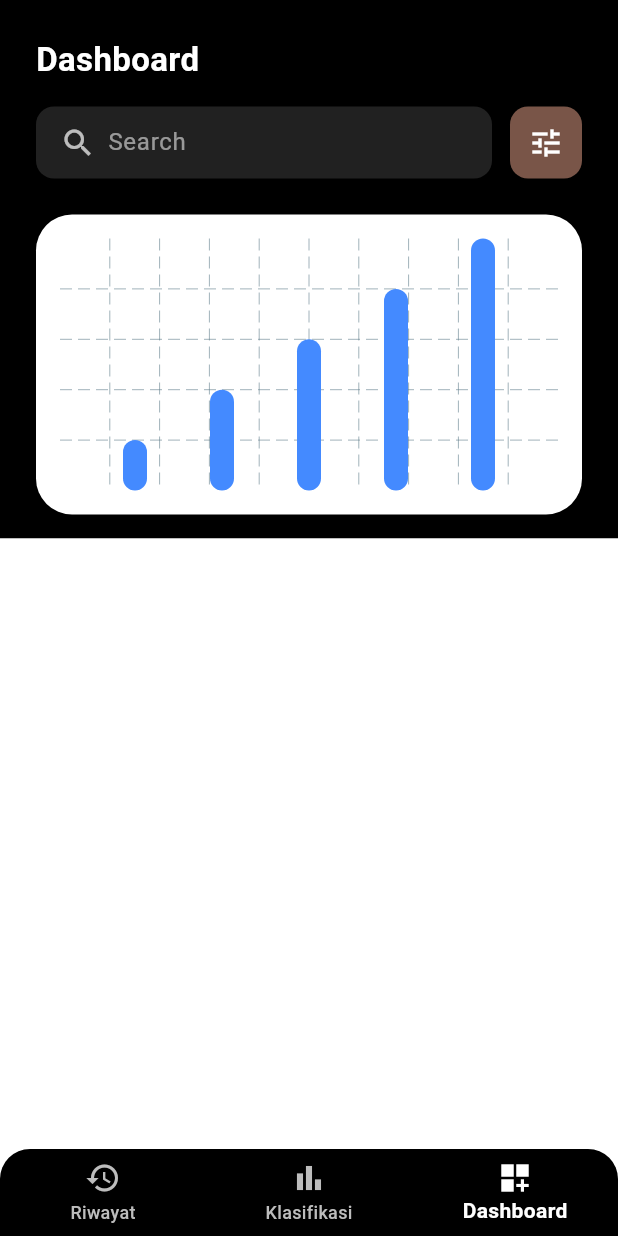
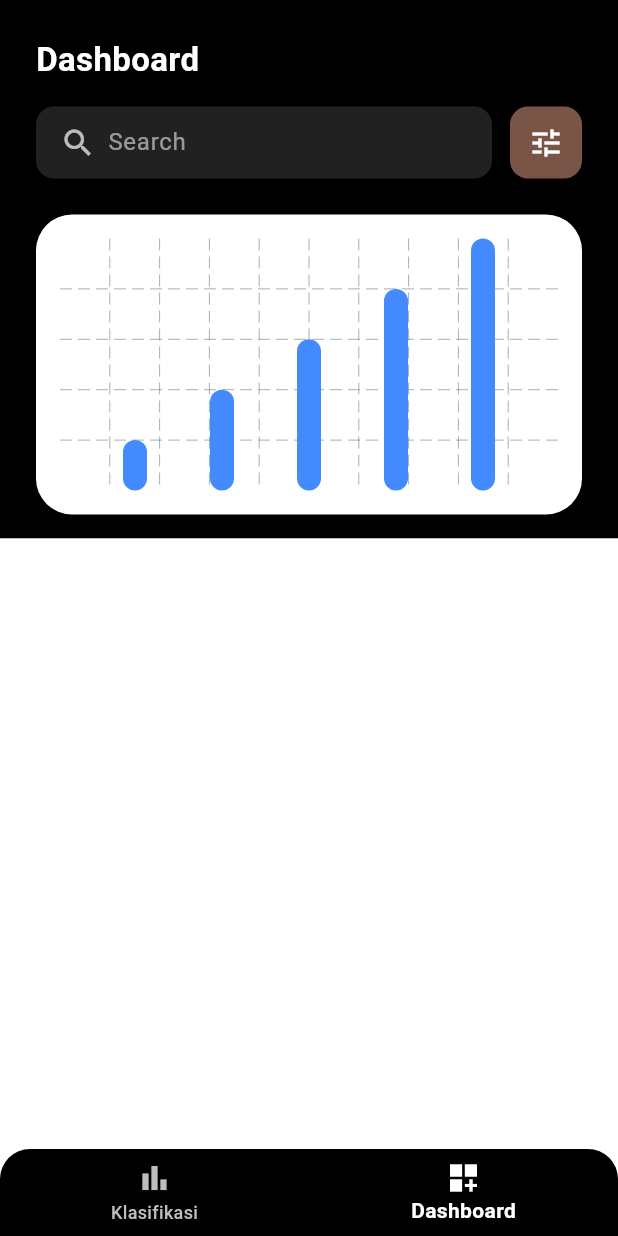
Before and after one commit to iFannJR/Apps_Flutter, a Flutter app: the DashboardPage screen opened directly, on a phone screen of 412 x 824 dp. Run offline on Flutter 3.47's test engine with Material 3 defaults, Android fonts, the phone set to English and light mode, and no system bars; drawn by our look-alikes of fl_chart.

Commit message:
tambah design
dan menghapus riwayat

```diff
--- a/flutter_application_1/lib/dashboard_page.dart
+++ b/flutter_application_1/lib/dashboard_page.dart
@@ -1,6 +1,5 @@
 import 'package:flutter/material.dart';
 import 'package:fl_chart/fl_chart.dart';
-import 'riwayat_page.dart';
 import 'klasifikasi_page.dart';
 
 class DashboardPage extends StatefulWidget {
@@ -12,7 +11,7 @@ class DashboardPage extends StatefulWidget {
 
 class _DashboardPageState extends State<DashboardPage>
     with SingleTickerProviderStateMixin {
-  int _selectedIndex = 2; // Default ke dashboard (di paling kanan)
+  int _selectedIndex = 1; // Default ke dashboard (di paling kanan)
 
   // Controller dan query pencarian
   final TextEditingController _searchController = TextEditingController();
@@ -31,7 +30,6 @@ class _DashboardPageState extends State<DashboardPage>
   }
 
   List<Widget> get _pages => [
-        const RiwayatPage(),
         const KlasifikasiPage(),
         _DashboardHome(
           searchController: _searchController,
@@ -73,10 +71,6 @@ class _DashboardPageState extends State<DashboardPage>
           selectedLabelStyle: const TextStyle(fontWeight: FontWeight.w600),
           unselectedLabelStyle: const TextStyle(fontWeight: FontWeight.w500),
           items: const [
-            BottomNavigationBarItem(
-              icon: Icon(Icons.history),
-              label: 'Riwayat',
-            ),
             BottomNavigationBarItem(
               icon: Icon(Icons.bar_chart),
               label: 'Klasifikasi',
--- a/flutter_application_1/pubspec.yaml
+++ b/flutter_application_1/pubspec.yaml
@@ -22,3 +22,5 @@ flutter:
   assets:
     - data/gambar1.png
     - data/gambar2.png
+    - data/gambar3.png
+    - data/gambar4.png
```
Also changed, not shown: flutter_application_1/data/gamabar4.png (added), flutter_application_1/data/gambar3.png (added), 1 other file.
